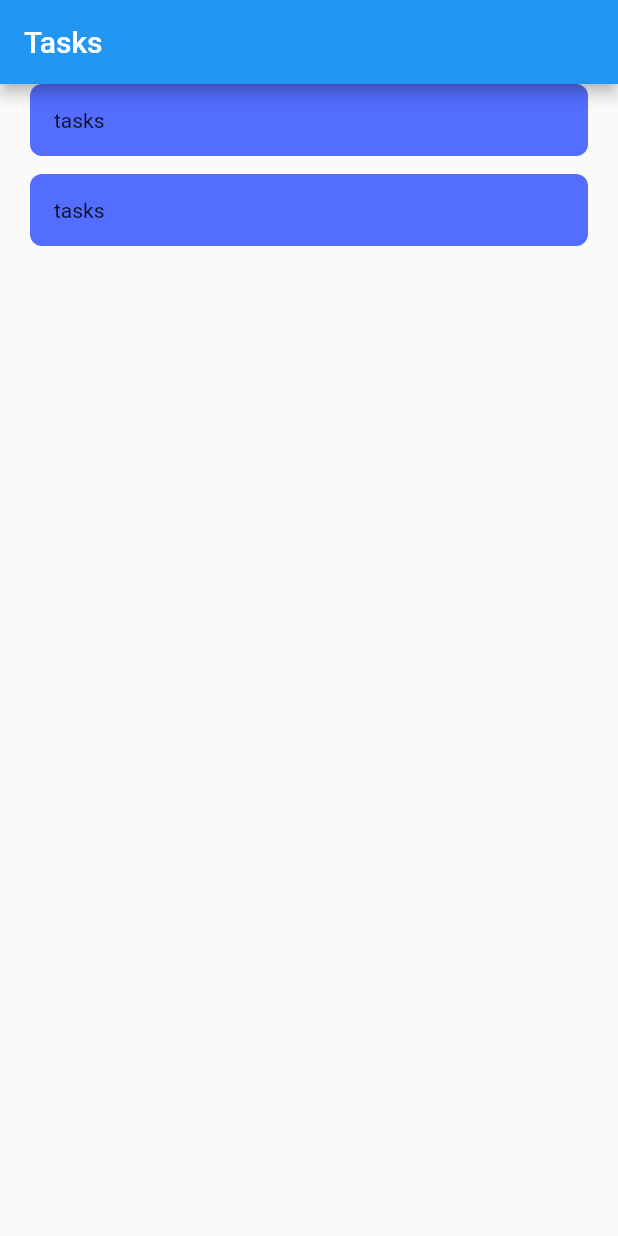
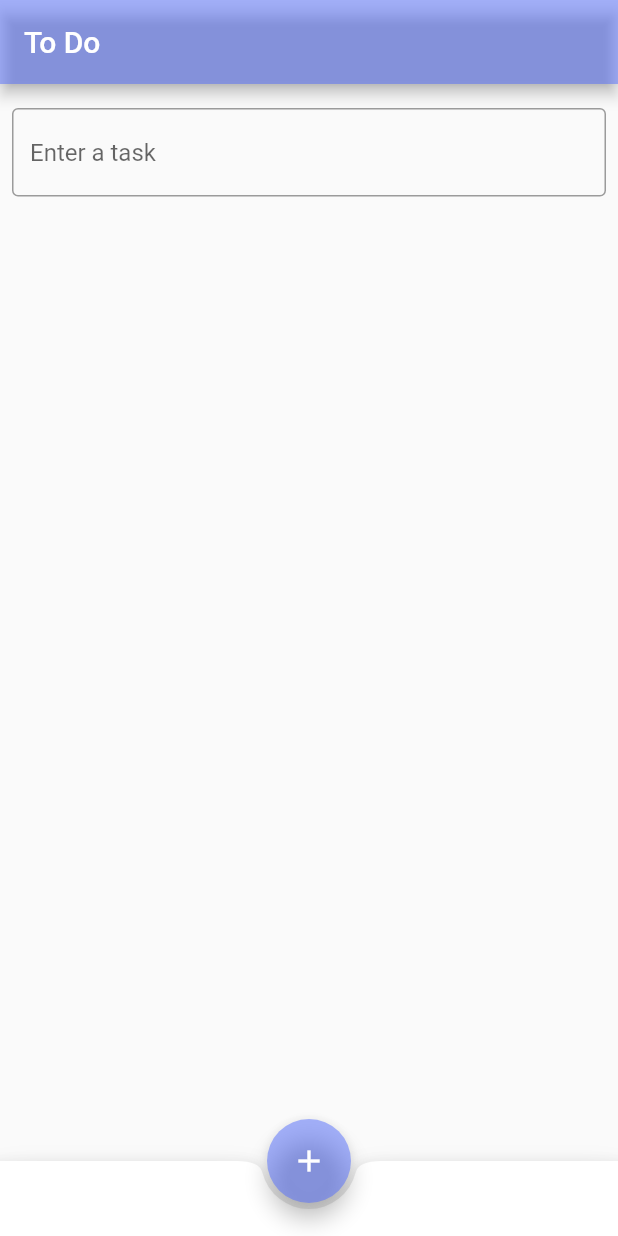
Before and after one commit to jawaher-alqotym/toDoList_flutter_app, a Flutter app: the screen it shows after launch, on a phone screen of 412 x 824 dp. Run offline on Flutter 3.47's test engine with Material 2 defaults, Android fonts, the phone set to English and light mode, and no system bars.

Commit message:
new commit

```diff
--- a/lib/main.dart
+++ b/lib/main.dart
@@ -1,50 +1,84 @@
-import 'dart:developer';
-
 import 'package:flutter/material.dart';
 
-void main() => runApp(const ToDoListApp());
+void main() => runApp(const MyApp());
 
-class ToDoListApp extends StatelessWidget {
-  const ToDoListApp({super.key});
+class MyApp extends StatelessWidget {
+  const MyApp({super.key});
+
+  static const String _title = 'Flutter Code Sample';
 
   @override
   Widget build(BuildContext context) {
     return const MaterialApp(
-      home: AppBarExample(),
+      title: _title,
+      home: MyStatefulWidget(),
     );
   }
 }
 
-class AppBarExample extends StatelessWidget {
-  const AppBarExample({super.key});
+class MyStatefulWidget extends StatefulWidget {
+  const MyStatefulWidget({super.key});
+
+  @override
+  State<MyStatefulWidget> createState() => _MyStatefulWidgetState();
+}
+
+class _MyStatefulWidgetState extends State<MyStatefulWidget> {
+  int _count = 0;
+  final List<String> inputs = [];
+  late String input ;
+
 
   @override
   Widget build(BuildContext context) {
     return Scaffold(
       appBar: AppBar(
-        title: Text("Tasks"),
+        backgroundColor: Colors.indigoAccent.withOpacity(0.5),
+        title: const Text('To Do'),
       ),
-      body: AppBody(),
-    );
-  }
-}
+      body: Center(
+        child: Column(
+          children: [
+             Padding(
+              padding: EdgeInsets.symmetric(horizontal: 8, vertical: 16),
+              child: TextField(
+                onChanged: (String value) {
+                  input=value;
+                  print(input);},
+                decoration: InputDecoration(
+                  border: OutlineInputBorder(),
+                  hintText: 'Enter a task',
+                ),
+              ),
+            ),
+            ...inputs.map((input) => ListItem(input)),
+          ],)
+      ),
+      bottomNavigationBar: BottomAppBar(
+        shape: const CircularNotchedRectangle(),
+        child: Container(height: 50.0),
+      ),
+      floatingActionButton: FloatingActionButton(
+        backgroundColor: Colors.indigoAccent.withOpacity(0.5),
+        onPressed: () => setState(() {
+          print("button is clicked");
+          inputs.add(input);
+          _count++;
+        }),
+        tooltip: 'Increment Counter',
+        child:
+          const Icon(Icons.add, color:Colors.white,),
 
-class AppBody extends StatelessWidget {
-  const AppBody({super.key});
-
-  @override
-  Widget build(BuildContext context) {
-    return Column(
-      children: [
-        ListItem(),
-        ListItem()
-      ],
+      ),
+      floatingActionButtonLocation: FloatingActionButtonLocation.centerDocked,
     );
   }
 }
 
 class ListItem extends StatelessWidget {
-  const ListItem({super.key});
+  String data;
+  ListItem(this.data);
+
 
   @override
   Widget build(BuildContext context) {
@@ -53,11 +87,11 @@ class ListItem extends StatelessWidget {
       width: MediaQuery.of(context).size.width,
       margin: EdgeInsets.only(bottom: 12),
       child: Container(
-               child: Text("tasks"),
+        child: Text(data),
         padding: EdgeInsets.all(16),
         decoration: BoxDecoration(
           borderRadius: BorderRadius.circular(8),
-               color: Colors.indigoAccent,),
+          color: Colors.indigoAccent.withOpacity(0.5),),
       ),
     );
   }
```
Also changed, not shown: 1 other file. Lines whose indentation alone changed are shown as unchanged.
